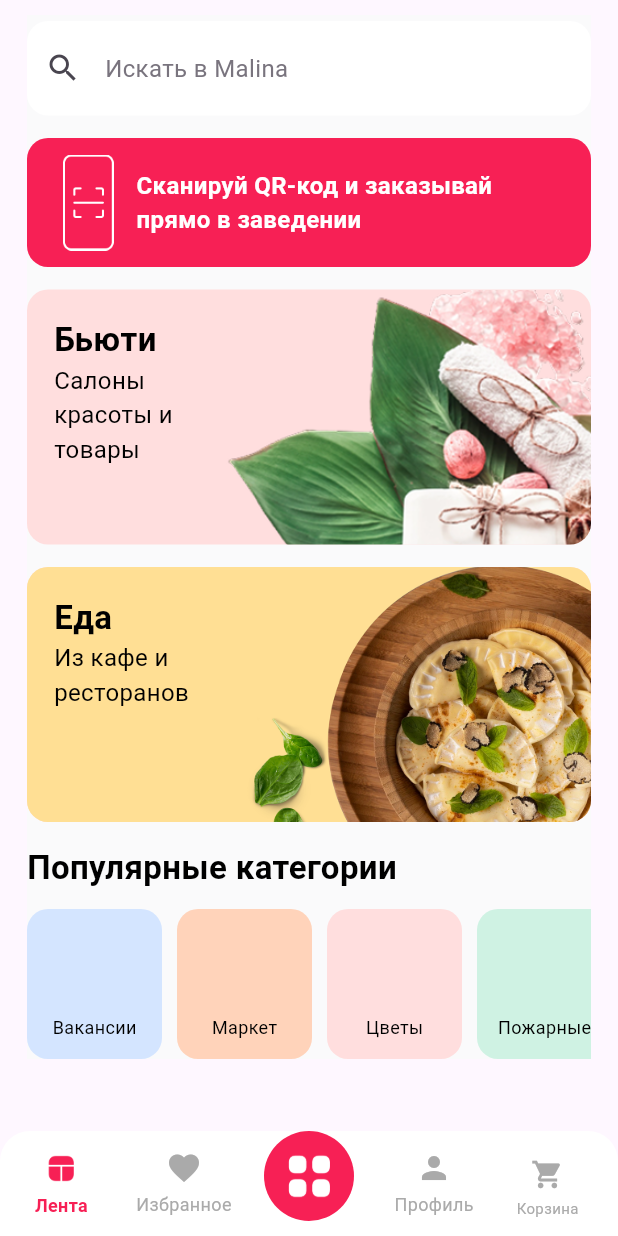
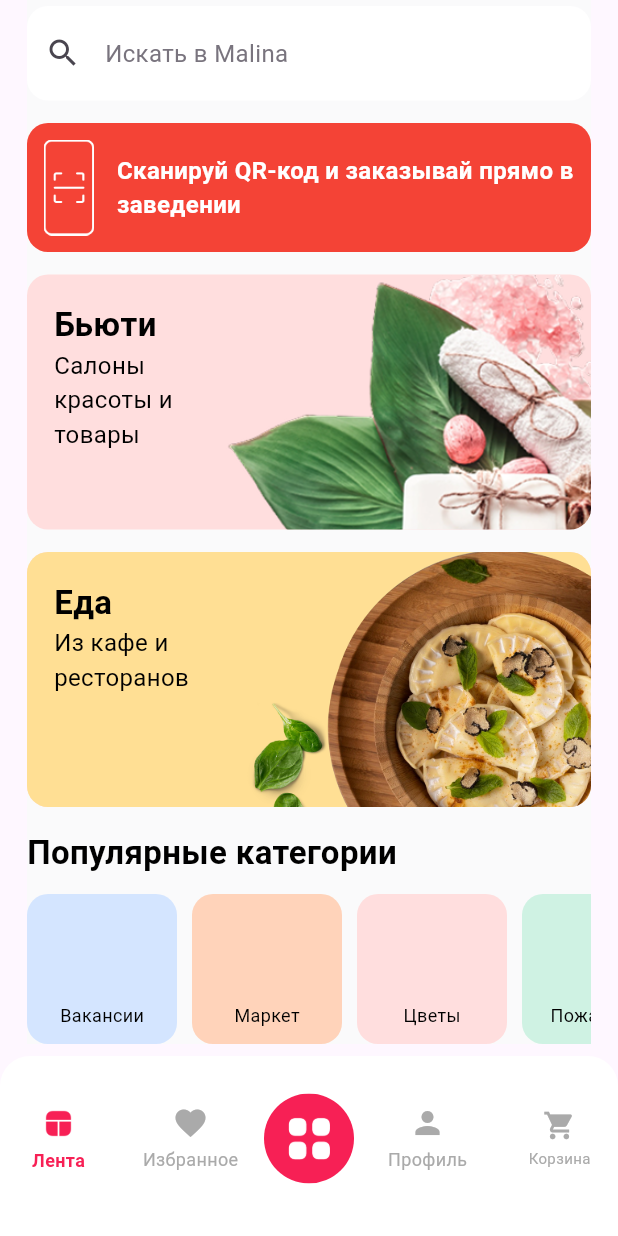
Before and after one commit to Nurtilekb/malina_ui, a Flutter app: the screen it shows after launch, on a phone screen of 412 x 824 dp. Run offline on Flutter 3.47's test engine with Material 3 defaults, Android fonts, the phone set to English and light mode, and no system bars; missing offline and left inert: ai_barcode_scanner.

Commit message:
refactor: update layout and styling across multiple screens for improved UI consistency

```diff
--- a/lib/screens/button_showing.dart
+++ b/lib/screens/button_showing.dart
@@ -35,8 +35,8 @@
             Positioned.fill(child: Container(color: Colors.transparent)),
 
             Positioned(
-              right: 12,
-              bottom: 75,
+              right: 0,
+              bottom: 70,
               child: Material(
                 color: Colors.transparent,
                 child: Container(
--- a/lib/screens/favorites_screen.dart
+++ b/lib/screens/favorites_screen.dart
@@ -75,7 +75,7 @@
 
   @override
   Widget build(BuildContext context) {
-    return Container(
+    return ColoredBox(
       color: const Color(0xFFFAFAFB),
       child: Column(
         children: [
--- a/lib/screens/home_screen.dart
+++ b/lib/screens/home_screen.dart
@@ -25,14 +25,11 @@
     return Scaffold(
       body: SafeArea(
         child: Padding(
-          padding: const EdgeInsets.symmetric(horizontal: 18, vertical: 10),
+          padding: const EdgeInsets.symmetric(horizontal: 18),
           child: IndexedStack(index: _selectedIndex, children: pages),
         ),
       ),
-
-      bottomNavigationBar: SafeArea(
-        child: SizedBox(
-          child: CustomBottomNavBar(
+      bottomNavigationBar: CustomBottomNavBar(
         selectedIndex: _selectedIndex,
         onItemTapped: (index) {
           setState(() {
@@ -40,8 +37,6 @@
           });
         },
       ),
-        ),
-      ),
     );
   }
 }
--- a/lib/screens/profile_screen.dart
+++ b/lib/screens/profile_screen.dart
@@ -5,7 +5,7 @@
 
   @override
   Widget build(BuildContext context) {
-    return Container(
+    return ColoredBox(
       color: const Color(0xFFFAFAFB),
       child: ListView(
         padding: const EdgeInsets.symmetric(horizontal: 16, vertical: 10),
@@ -82,9 +82,7 @@
           const SizedBox(height: 30),
 
           // Кнопка выхода
-          SizedBox(
-            width: double.infinity,
-            child: OutlinedButton.icon(
+          OutlinedButton.icon(
             onPressed: () {
               // Логика выхода
             },
@@ -100,9 +98,9 @@
             style: OutlinedButton.styleFrom(
               side: const BorderSide(color: Color(0xFFF72055)),
               padding: const EdgeInsets.symmetric(vertical: 14),
+              minimumSize: Size.fromHeight(50),
               shape: RoundedRectangleBorder(
                 borderRadius: BorderRadius.circular(12),
-                ),
               ),
             ),
           ),
@@ -131,11 +129,7 @@
           CircleAvatar(
             radius: 32,
             backgroundColor: const Color(0xFFF72055).withOpacity(0.1),
-            child: const Icon(
-              Icons.person,
-              size: 36,
-              color: Color(0xFFF72055),
-            ),
+            child: const Icon(Icons.person, size: 36, color: Color(0xFFF72055)),
           ),
           const SizedBox(width: 16),
           Expanded(
@@ -153,10 +147,7 @@
                 const SizedBox(height: 4),
                 Text(
                   '+996 555 123 456',
-                  style: TextStyle(
-                    fontSize: 14,
-                    color: Colors.grey.shade600,
-                  ),
+                  style: TextStyle(fontSize: 14, color: Colors.grey.shade600),
                 ),
               ],
             ),
@@ -229,19 +220,12 @@
                 const SizedBox(height: 2),
                 Text(
                   subtitle,
-                  style: TextStyle(
-                    fontSize: 13,
-                    color: Colors.grey.shade500,
-                  ),
+                  style: TextStyle(fontSize: 13, color: Colors.grey.shade500),
                 ),
               ],
             ),
           ),
-          Icon(
-            Icons.chevron_right,
-            color: Colors.grey.shade400,
-            size: 24,
-          ),
+          Icon(Icons.chevron_right, color: Colors.grey.shade400, size: 24),
         ],
       ),
     );
--- a/lib/screens/ribbon_screen.dart
+++ b/lib/screens/ribbon_screen.dart
@@ -71,7 +71,7 @@
                 itemBuilder: (BuildContext context, int index) {
                   return KvadratniyContainer(
                     color: listColor[index],
-                    width: 90,
+                    width: 100,
                     height: 90,
                     title: getList[index],
                   );
--- a/lib/widgets/big_container.dart
+++ b/lib/widgets/big_container.dart
@@ -127,7 +127,6 @@
 
               Expanded(
                 child: SizedBox(
-                  height: 100,
                   child: Column(
                     crossAxisAlignment: CrossAxisAlignment.start,
                     children: [
@@ -137,6 +136,8 @@
                           fontSize: 17,
                           fontWeight: FontWeight.w600,
                         ),
+                        maxLines: 2,
+                        overflow: TextOverflow.ellipsis,
                       ),
 
                       const SizedBox(height: 2),
--- a/lib/widgets/category_card.dart
+++ b/lib/widgets/category_card.dart
@@ -1,6 +1,14 @@
 import 'package:flutter/material.dart';
 
 class KvadratniyContainer extends StatelessWidget {
+  final double? width;
+  final double? height;
+  final String title;
+  final String? imagePath;
+  final bool? isItlong;
+  final Color? color;
+  final EdgeInsets? padding;
+
   const KvadratniyContainer({
     super.key,
     required this.width,
@@ -9,21 +17,16 @@
     this.imagePath,
     this.isItlong,
     this.color,
+    this.padding,
   });
-  final double? width;
-  final double? height;
-  final String title;
-  final String? imagePath;
-  final bool? isItlong;
-  final Color? color;
+
   @override
   Widget build(BuildContext context) {
     return Container(
-      padding: isItlong == true
-          ? EdgeInsets.only(left: 24, right: 24, top: 11, bottom: 11)
-          : EdgeInsets.only(left: 13, right: 13, top: 11, bottom: 13),
+      padding:
+          padding ?? EdgeInsets.only(left: 11, right: 11, top: 11, bottom: 11),
       decoration: BoxDecoration(
-        color: isItlong == true ? Color(0xFFF72055) : color,
+        color: color ?? Colors.red,
         borderRadius: BorderRadius.all(Radius.circular(14)),
       ),
       width: width ?? 86,
--- a/lib/widgets/navbar.dart
+++ b/lib/widgets/navbar.dart
@@ -15,17 +15,10 @@
 
   @override
   Widget build(BuildContext context) {
+    final bottomNavBarHeight = MediaQuery.of(context).padding.bottom + 10;
     return SizedBox(
-      height: 80,
-      child: Stack(
-        clipBehavior: Clip.none,
-        children: [
-          Positioned(
-            left: 0,
-            right: 0,
-            bottom: 0,
-            child: Container(
-              height: 70,
+      height: 120,
+      child: DecoratedBox(
         decoration: const BoxDecoration(
           color: Colors.white,
           borderRadius: BorderRadius.only(
@@ -33,7 +26,10 @@
             topRight: Radius.circular(20),
           ),
         ),
+        child: Padding(
+          padding: EdgeInsets.only(bottom: bottomNavBarHeight),
           child: Row(
+            spacing: 10,
             children: [
               Expanded(
                 child: BottomNavItem(
@@ -54,30 +50,7 @@
                 ),
               ),
 
-                  const SizedBox(width: 85),
-
-                  Expanded(
-                    child: BottomNavItem(
-                      icon: Icons.person,
-                      text1: 'Профиль',
-                      isSelected: selectedIndex == 2,
-                      onTap: () => onItemTapped(2),
-                    ),
-                  ),
-
-                  const Expanded(child: SizedBox()),
-                ],
-              ),
-            ),
-          ),
-
-          // SCANNER
-          Positioned(
-            bottom: 10,
-            left: 0,
-            right: 0,
-            child: Center(
-              child: InkWell(
+              InkWell(
                 onTap: () async {
                   await Navigator.of(context).push(
                     MaterialPageRoute(
@@ -89,6 +62,7 @@
                   );
                 },
                 borderRadius: BorderRadius.circular(100),
+                child: Expanded(
                   child: ClipRRect(
                     borderRadius: BorderRadius.circular(100),
                     child: ColoredBox(
@@ -102,16 +76,23 @@
                   ),
                 ),
               ),
+
+              Expanded(
+                child: BottomNavItem(
+                  icon: Icons.person,
+                  text1: 'Профиль',
+                  isSelected: selectedIndex == 2,
+                  onTap: () => onItemTapped(2),
+                ),
               ),
 
-          // CART
-          Positioned(
-            right: 12,
-            bottom: 2,
+              Expanded(
                 child: AnimatedCartButton(isSelected: selectedIndex == 3),
               ),
             ],
           ),
+        ),
+      ),
     );
   }
 }
```
Lines whose indentation alone changed are shown as unchanged.
